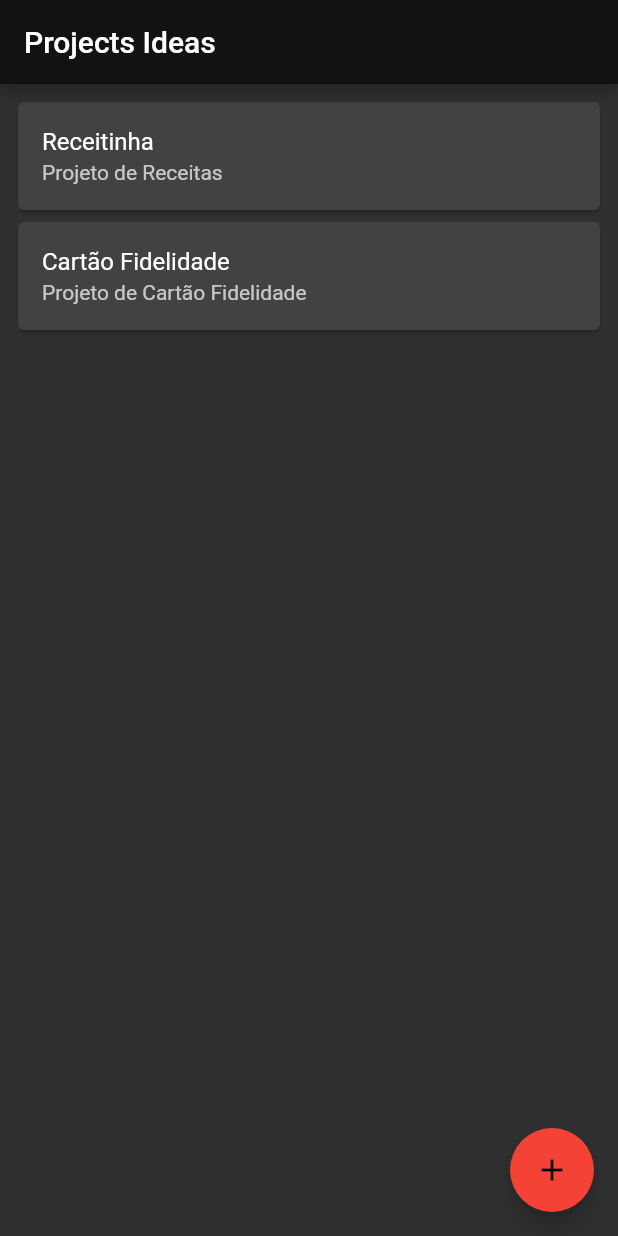
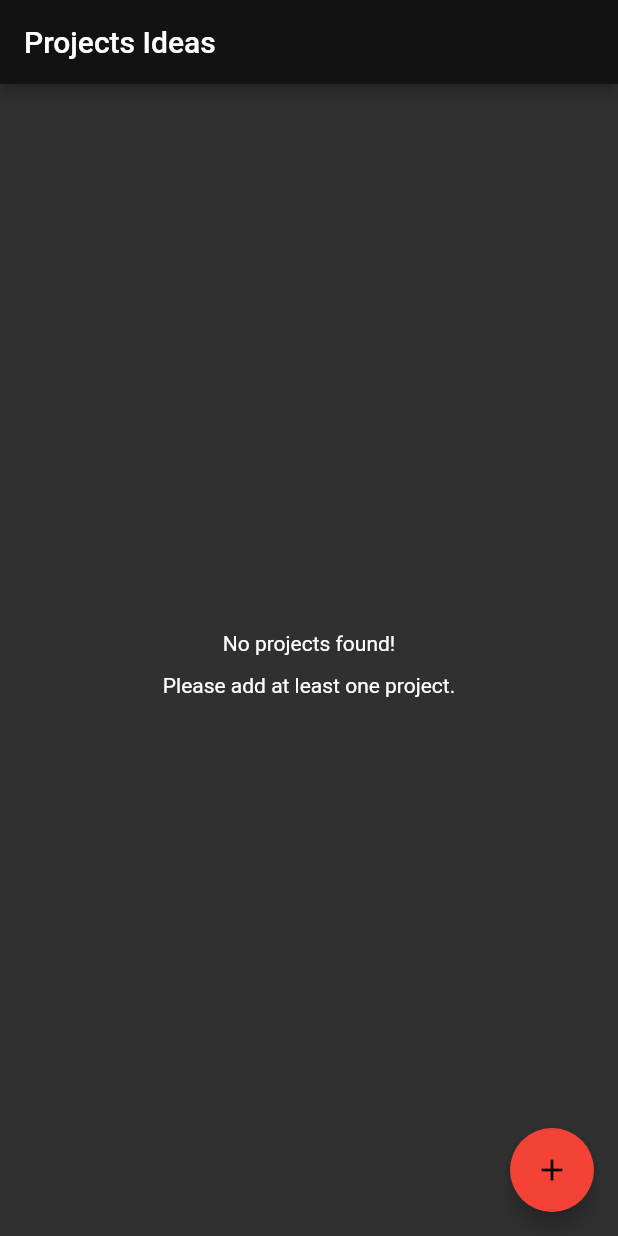
Before and after one commit to murillomuller/flutter-basic-app, a Flutter app: the screen it shows after launch, on a phone screen of 412 x 824 dp. Run offline on Flutter 3.47's test engine with Material 2 defaults, Android fonts, the phone set to English and light mode, and no system bars; our stand-ins replace sqflite; accounts and stored records are empty.

Commit message:
first sqlite working

```diff
--- a/basic_app/lib/models/project.dart
+++ b/basic_app/lib/models/project.dart
@@ -1,6 +1,3 @@
-import 'package:flutter/cupertino.dart';
-import 'package:flutter/material.dart';
-
 class Project {
   final int id;
   final String title;
--- a/basic_app/lib/screens/home.dart
+++ b/basic_app/lib/screens/home.dart
@@ -1,3 +1,4 @@
+import 'package:basic_app/database/app_database.dart';
 import 'package:basic_app/models/project.dart';
 import 'package:basic_app/screens/projects/add.dart';
 import 'package:flutter/material.dart';
@@ -12,16 +13,6 @@ class MyHomePage extends StatefulWidget {
 }
 
 class _MyHomePageState extends State<MyHomePage> {
-  final List<Project> _entries = [
-    Project(
-      title: 'Receitinha',
-      description: 'Projeto de Receitas',
-    ),
-    Project(
-        title: 'Cartão Fidelidade',
-        description: 'Projeto de Cartão Fidelidade'),
-  ];
-
   @override
   Widget build(BuildContext context) {
     return GestureDetector(
@@ -30,22 +21,54 @@ class _MyHomePageState extends State<MyHomePage> {
         appBar: AppBar(
           title: const Text(_titlePage),
         ),
-        body: ListView.builder(
+        body: FutureBuilder<List<Project>>(
+          initialData: const [],
+          future: Future.delayed(const Duration(milliseconds: 200))
+              .then((value) => findAllProjects()),
+          builder: (context, snapshot) {
+            switch (snapshot.connectionState) {
+              case ConnectionState.none:
+                break;
+              case ConnectionState.waiting:
+                return Center(
+                  child: Column(
+                    mainAxisAlignment: MainAxisAlignment.center,
+                    crossAxisAlignment: CrossAxisAlignment.center,
+                    children: const <Widget>[
+                      CircularProgressIndicator(),
+                      Text('Loading'),
+                    ],
+                  ),
+                );
+              case ConnectionState.active:
+                break;
+              case ConnectionState.done:
+                final List<Project> projects = snapshot.data as List<Project>;
+                if (projects.isNotEmpty) {
+                  return ListView.builder(
                     padding: const EdgeInsets.all(8.0),
-          itemCount: _entries.length,
+                    itemCount: projects.length,
                     itemBuilder: (context, index) {
-            final entry = _entries[index];
-            return Card(
+                      final project = projects[index];
+                      return _ProjectItem(project);
+                    },
+                  );
+                }
+                return Center(
                   child: Column(
-                mainAxisSize: MainAxisSize.min,
-                children: <Widget>[
-                  ListTile(
-                    title: Text(entry.title),
-                    subtitle: Text(entry.description),
+                    mainAxisAlignment: MainAxisAlignment.center,
+                    crossAxisAlignment: CrossAxisAlignment.center,
+                    children: const <Widget>[
+                      Text(
+                        'No projects found!\nPlease add at least one project.',
+                        textAlign: TextAlign.center,
+                        style: TextStyle(height: 2),
                       ),
                     ],
                   ),
                 );
+            }
+            return const Text('Error: Unknown');
           },
         ),
         floatingActionButton: FloatingActionButton(
@@ -56,10 +79,29 @@ class _MyHomePageState extends State<MyHomePage> {
               MaterialPageRoute(builder: (context) {
                 return const FormAddPage();
               }),
-            ).then((newProject) => debugPrint(newProject.toString()));
+            ).then((value) => setState(() {}));
           },
         ),
       ),
     );
   }
 }
+
+class _ProjectItem extends StatelessWidget {
+  final Project project;
+  const _ProjectItem(this.project);
+  @override
+  Widget build(BuildContext context) {
+    return Card(
+      child: Column(
+        mainAxisSize: MainAxisSize.min,
+        children: <Widget>[
+          ListTile(
+            title: Text(project.title),
+            subtitle: Text(project.description),
+          ),
+        ],
+      ),
+    );
+  }
+}
--- a/basic_app/lib/screens/projects/add.dart
+++ b/basic_app/lib/screens/projects/add.dart
@@ -1,3 +1,4 @@
+import 'package:basic_app/database/app_database.dart';
 import 'package:basic_app/models/project.dart';
 import 'package:flutter/material.dart';
 
@@ -52,7 +53,8 @@ class _FormAddPageState extends State<FormAddPage> {
                       final String description = _descriptionController.text;
                       final Project newProject =
                           Project(title: title, description: description);
-                      Navigator.pop(context, newProject);
+                      saveProject(newProject)
+                          .then((id) => Navigator.pop(context));
                     },
                     child: const Text('Add Project'),
                   ),
```
Lines whose indentation alone changed are shown as unchanged.
